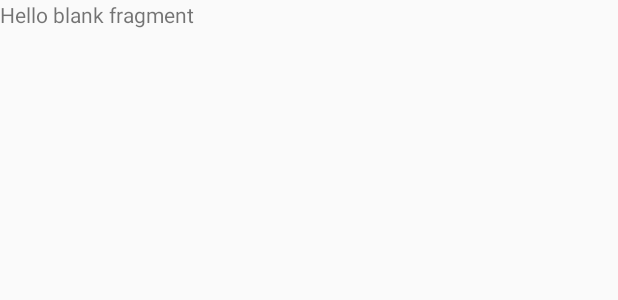
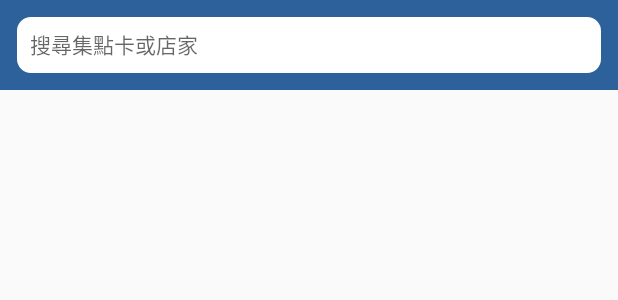
Before and after one commit to boolafish/PointTree-Android-User, an Android app: the layout fragment_card_collection.xml on its own in the app's theme, with its tools: preview values and no code run, on a phone screen of 412 x 824 dp. Shown: the top 300 px of the screen. Run offline under Robolectric (Android 15) with nearby library versions, the phone set to English and light mode, and no system bars.

Commit message:
Search related UI
Overview       --\
                  --> Search Activity --> Search Fragment
CardCollection --/                      (extends from titled fragment)

```diff
--- a/PointTreeUser/app/src/main/AndroidManifest.xml
+++ b/PointTreeUser/app/src/main/AndroidManifest.xml
@@ -18,6 +18,11 @@
                 <category android:name="android.intent.category.LAUNCHER" />
             </intent-filter>
         </activity>
+        <activity
+            android:name=".activities.SearchActivity"
+            android:label="@string/title_activity_search"
+            android:theme="@style/AppTheme.NoActionBar">
+        </activity>
     </application>
 
 </manifest>
--- a/PointTreeUser/app/src/main/java/tw/com/pointtree/pointtreeuser/activities/PointTreeActivity.java
+++ b/PointTreeUser/app/src/main/java/tw/com/pointtree/pointtreeuser/activities/PointTreeActivity.java
@@ -18,7 +18,6 @@ import tw.com.pointtree.pointtreeuser.R;
 import tw.com.pointtree.pointtreeuser.fragments.CardCollectionFragment;
 import tw.com.pointtree.pointtreeuser.fragments.OverviewFragment;
 import tw.com.pointtree.pointtreeuser.fragments.SettingFragment;
-import tw.com.pointtree.pointtreeuser.fragments.TitledFragment;
 import tw.com.pointtree.pointtreeuser.views.TabLayout;
 
 public class PointTreeActivity extends AppCompatActivity {
--- /dev/null
+++ b/PointTreeUser/app/src/main/res/drawable/search_bar_style.xml
@@ -0,0 +1,15 @@
+<?xml version="1.0" encoding="utf-8"?>
+<selector xmlns:android="http://schemas.android.com/apk/res/android">
+    <item>
+        <shape>
+            <solid android:color="@color/white" />
+
+            <stroke
+                android:width="1dp"
+                android:color="@color/colorPrimary" />
+
+            <corners
+                android:radius="10dp" />
+        </shape>
+    </item>
+</selector>
--- a/PointTreeUser/app/src/main/res/layout/fragment_card_collection.xml
+++ b/PointTreeUser/app/src/main/res/layout/fragment_card_collection.xml
@@ -4,10 +4,16 @@
     android:layout_height="match_parent"
     tools:context="tw.com.pointtree.pointtreeuser.fragments.CardCollectionFragment">
 
-    <!-- TODO: Update blank fragment layout -->
-    <TextView
+    <LinearLayout
         android:layout_width="match_parent"
-        android:layout_height="match_parent"
-        android:text="@string/hello_blank_fragment" />
+        android:layout_height="wrap_content"
+        android:background="@color/colorPrimary">
+
+        <EditText
+            android:layout_width="match_parent"
+            android:layout_height="wrap_content"
+            android:id="@+id/search_bar"
+            style="@style/AppTheme.SearchBarInactive" />
+    </LinearLayout>
 
 </FrameLayout>
--- a/PointTreeUser/app/src/main/res/values-v21/styles.xml
+++ /dev/null
@@ -1,9 +0,0 @@
-<resources>
-
-    <style name="AppTheme.NoActionBar">
-        <item name="windowActionBar">false</item>
-        <item name="windowNoTitle">true</item>
-        <item name="android:windowDrawsSystemBarBackgrounds">true</item>
-        <item name="android:statusBarColor">@android:color/transparent</item>
-    </style>
-</resources>
--- a/PointTreeUser/app/src/main/res/values/strings.xml
+++ b/PointTreeUser/app/src/main/res/values/strings.xml
@@ -4,6 +4,10 @@
     <string name="action_settings">Settings</string>
     <string name="section_format">Hello World from section: %1$d</string>
 
+    <!-- Search bar related -->
+    <string name="title_activity_search">SearchActivity</string>
+    <string name="search_hint">搜尋集點卡或店家</string>
+
     <!-- TODO: Remove or change this placeholder text -->
     <string name="hello_blank_fragment">Hello blank fragment</string>
 </resources>
--- a/PointTreeUser/app/src/main/res/values/styles.xml
+++ b/PointTreeUser/app/src/main/res/values/styles.xml
@@ -25,4 +25,19 @@
         <item name="android:textSize">21sp</item>
     </style>
 
+    <style name="AppTheme.SearchBar">
+        <item name="android:layout_margin">10dp</item>
+        <item name="android:padding">10dp</item>
+        <item name="android:height">40dp</item>
+        <item name="android:hint">@string/search_hint</item>
+        <item name="android:background">@drawable/search_bar_style</item>
+    </style>
+
+    <style name="AppTheme.SearchBarInactive" parent="AppTheme.SearchBar">
+        <item name="android:focusable">false</item>
+    </style>
+
+    <style name="AppTheme.SearchBarActive" parent="AppTheme.SearchBar">
+        <item name="android:imeOptions">actionGo</item>
+    </style>
 </resources>
```
Also changed, not shown: PointTreeUser/app/src/main/java/tw/com/pointtree/pointtreeuser/activities/SearchActivity.java (added, +15 -0 lines), PointTreeUser/app/src/main/java/tw/com/pointtree/pointtreeuser/fragments/CardCollectionFragment.java (+16 -0 lines), PointTreeUser/app/src/main/java/tw/com/pointtree/pointtreeuser/fragments/OverviewFragment.java (+16 -0 lines), PointTreeUser/app/src/main/java/tw/com/pointtree/pointtreeuser/fragments/SearchFragment.java (added, +26 -0 lines), PointTreeUser/app/src/main/res/layout/activity_search.xml (added, +14 -0 lines), PointTreeUser/app/src/main/res/layout/fragment_overview.xml (+10 -4 lines), PointTreeUser/app/src/main/res/layout/fragment_search.xml (added, +24 -0 lines).
